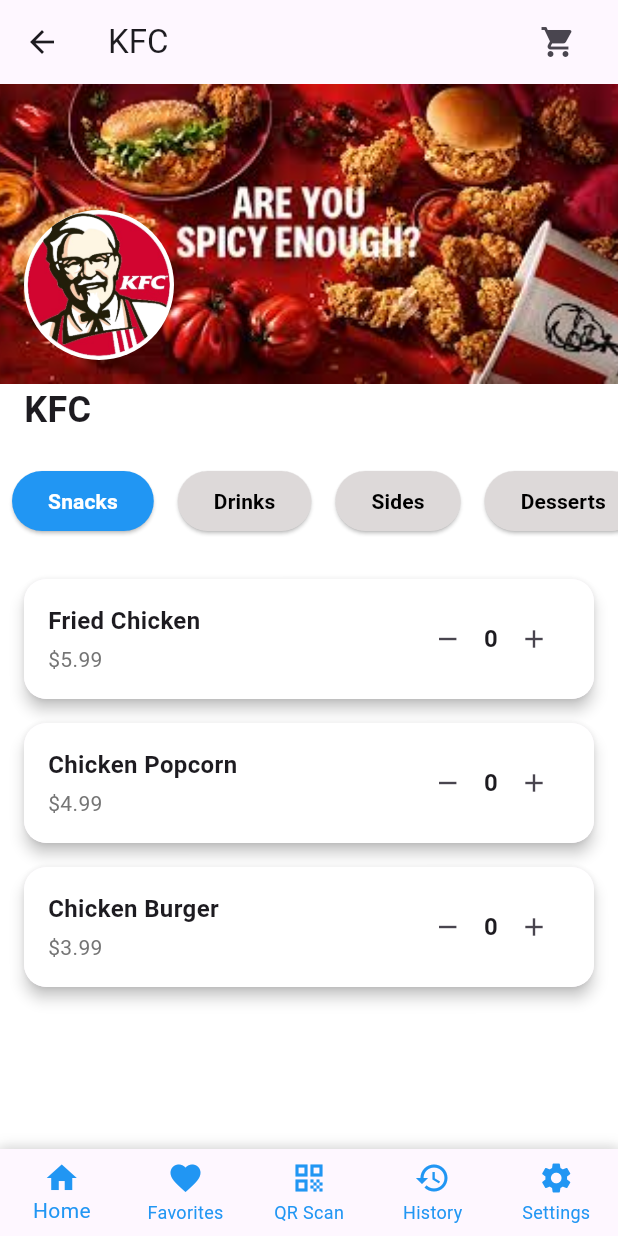
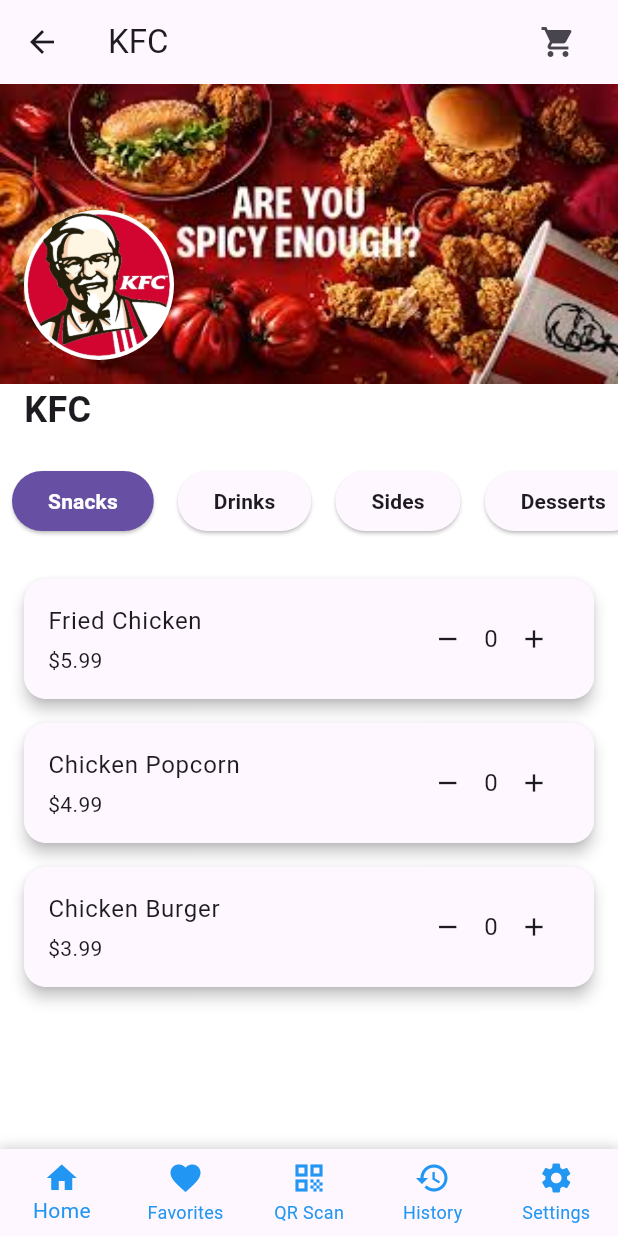
Before and after one commit to GauravC02/DineSmart, a Flutter app: the RestaurantProfilePage screen opened directly with sample values from the repository, on a phone screen of 412 x 824 dp. Run offline on Flutter 3.47's test engine with Material 3 defaults, Android fonts, the phone set to English and light mode, and no system bars; our stand-ins replace geocoding, geolocator, google_maps_flutter; missing offline and left inert: qr_code_scanner.

Commit message:
"Refactored FavoritesPage and RestaurantDine widgets to improve layout and styling"

```diff
--- a/dinesmart/lib/restaurantdine.dart
+++ b/dinesmart/lib/restaurantdine.dart
@@ -203,13 +203,14 @@
 
   @override
   Widget build(BuildContext context) {
+    final theme = Theme.of(context);
     return Padding(
       padding: const EdgeInsets.symmetric(horizontal: 8.0),
       child: ElevatedButton(
         onPressed: onPressed,
         style: ElevatedButton.styleFrom(
           backgroundColor:
-              isSelected ? Colors.blue : Color.fromARGB(255, 221, 217, 217),
+              isSelected ? theme.primaryColor : theme.colorScheme.surface,
           shape: RoundedRectangleBorder(
             borderRadius: BorderRadius.circular(20),
           ),
@@ -217,7 +218,9 @@
         child: Text(
           category.name,
           style: TextStyle(
-            color: isSelected ? Colors.white : Colors.black,
+            color: isSelected
+                ? theme.colorScheme.onPrimary
+                : theme.colorScheme.onSurface,
             fontWeight: FontWeight.bold,
           ),
         ),
@@ -239,6 +242,7 @@
 
   @override
   Widget build(BuildContext context) {
+    final theme = Theme.of(context);
     return Padding(
       padding: const EdgeInsets.symmetric(vertical: 8, horizontal: 16),
       child: Material(
@@ -247,7 +251,7 @@
         child: Container(
           decoration: BoxDecoration(
             borderRadius: BorderRadius.circular(15),
-            color: Colors.white,
+            color: theme.cardColor,
           ),
           child: Padding(
             padding: const EdgeInsets.all(16),
@@ -261,18 +265,12 @@
                     children: [
                       Text(
                         item.name,
-                        style: TextStyle(
-                          fontSize: 16,
-                          fontWeight: FontWeight.bold,
-                        ),
+                        style: theme.textTheme.bodyLarge,
                       ),
                       SizedBox(height: 4),
                       Text(
                         '\$${item.price.toStringAsFixed(2)}',
-                        style: TextStyle(
-                          fontSize: 14,
-                          color: Colors.grey[600],
-                        ),
+                        style: theme.textTheme.bodyMedium,
                       ),
                     ],
                   ),
@@ -285,21 +283,19 @@
                       onPressed: () {
                         onQuantityChanged(quantity - 1);
                       },
-                      icon: Icon(Icons.remove),
+                      icon: Icon(Icons.remove,
+                          color: theme.colorScheme.onSurface),
                     ),
                     Text(
                       quantity.toString(),
-                      style: TextStyle(
-                        fontSize: 16,
-                        fontWeight: FontWeight.bold,
-                      ),
+                      style: theme.textTheme.bodyLarge,
                     ),
                     IconButton(
                       iconSize: 20,
                       onPressed: () {
                         onQuantityChanged(quantity + 1);
                       },
-                      icon: Icon(Icons.add),
+                      icon: Icon(Icons.add, color: theme.colorScheme.onSurface),
                     ),
                   ],
                 ),
```
Also changed, not shown: dinesmart/lib/favorites.dart (+21 -3 lines).
